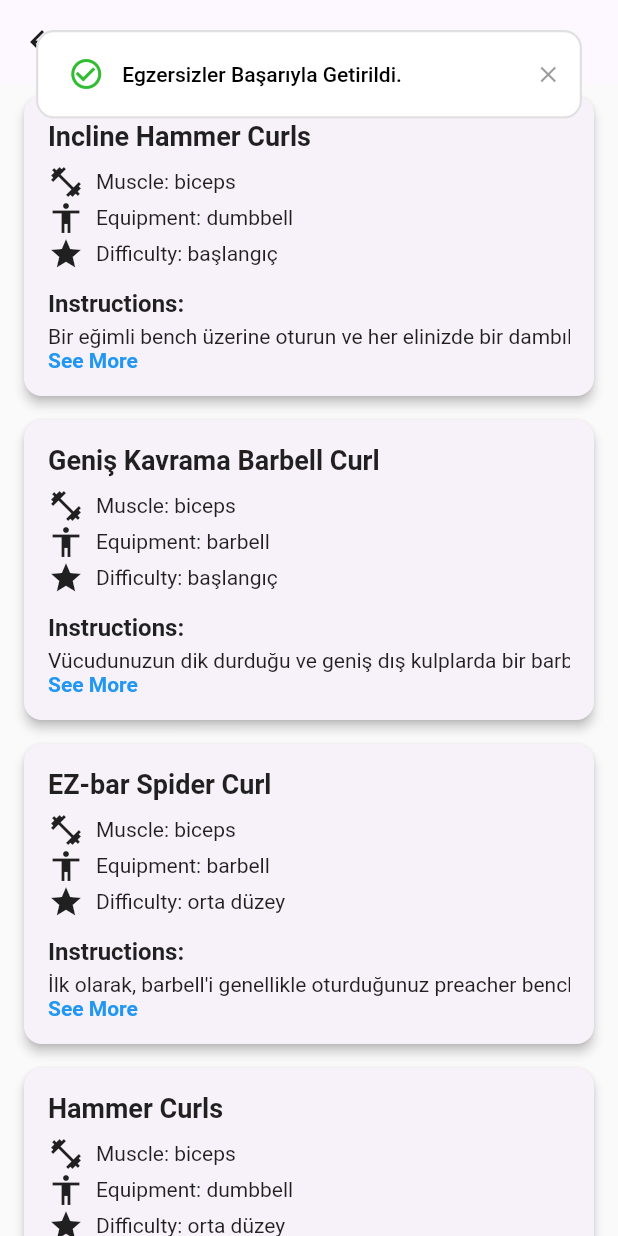
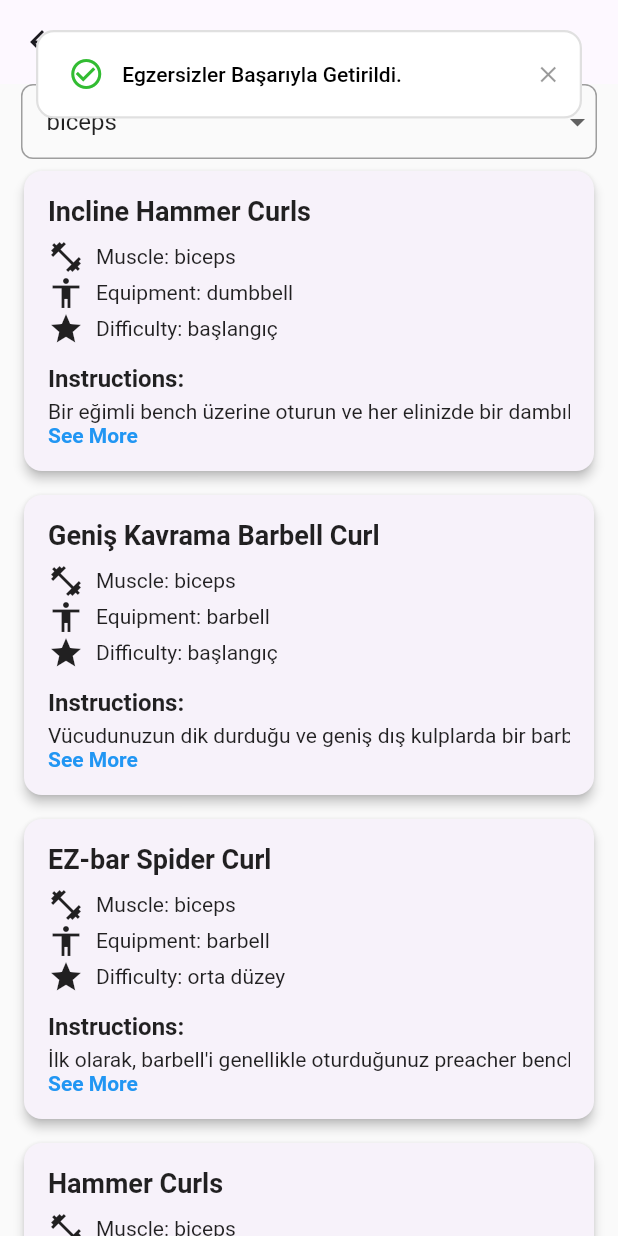
Before and after one commit to burcugulll/bitirme-projesi, a Flutter app: the EgzersizPage screen opened directly, on a phone screen of 412 x 824 dp. Run offline on Flutter 3.47's test engine with Material 2 defaults, Android fonts, the phone set to English and light mode, and no system bars; our stand-ins replace firebase_auth, firebase_core, firebase_storage, google_sign_in, image_picker, toastification; accounts and stored records are empty.

Commit message:
egzersizler sayfasına select-box eklemdi

```diff
--- a/lib/screens/gunluk/egzersiz.dart
+++ b/lib/screens/gunluk/egzersiz.dart
@@ -44,48 +44,14 @@ class ExerciseModel {
 
 class _EgzersizPageState extends State<EgzersizPage> {
   List<ExerciseModel> exerciseList = <ExerciseModel>[];
-  bool isLoading = true; // Yeni bir isLoading durumu ekledik.
-  String exercise = "biceps";
-
-/*
-  Future<void> _fetchExerciseData() async {
-    String muscle = Uri.encodeQueryComponent("triceps");
-    String apiUrl = "https://api.api-ninjas.com/v1/exercises?muscle=$muscle";
-
-    var headers = {
-      'X-Api-Key': '64LlWR1Gr/Dw2iF46o505Q==KZL1aOjWVRX1pfrl',
-    };
-
-    try {
-      final response = await http.get(Uri.parse(apiUrl), headers: headers);
-
-      if (response.statusCode == 200) {
-        List<dynamic> data = json.decode(response.body);
-        List<ExerciseModel> updatedExerciseList =
-            data.map((exercise) => ExerciseModel.fromJson(exercise)).toList();
-
-        setState(() {
-          exerciseList = updatedExerciseList;
-          isLoading =
-              false; // Loading tamamlandığında isLoading durumunu güncelledik.
-        });
-
-        print("başarılı");
-        AlertMessage(
-            alertType: ToastificationType.success,
-            message: "Egzersizler Başarıyla Getirildi.",
-            context: context);
-      } else {
-        print('HTTP isteği başarısız oldu: ${response.statusCode}');
-        isLoading = false; // Hata durumunda da isLoading durumunu güncelledik.
-      }
-    } catch (error) {
-      print('Hata oluştu: $error');
-
-      isLoading = false; // Hata durumunda da isLoading durumunu güncelledik.
-    }
-  }
-*/
+  bool isLoading = true;
+  String selectedExercise = "biceps"; // Default selected exercise
+  List<String> exercises = [
+    "biceps",
+    "abdominals",
+    "chest",
+    "calves"
+  ]; // Add other exercises as needed
 
   Future<void> _fetchExerciseData({required exercise}) async {
     try {
@@ -115,7 +81,7 @@ class _EgzersizPageState extends State<EgzersizPage> {
   @override
   void initState() {
     super.initState();
-    _fetchExerciseData(exercise: exercise);
+    _fetchExerciseData(exercise: selectedExercise);
   }
 
   @override
@@ -124,7 +90,48 @@ class _EgzersizPageState extends State<EgzersizPage> {
       appBar: AppBar(
         title: const Text('Egzersiz Sayfası'),
       ),
-      body: isLoading
+      body: Column(
+        children: [
+          // Dropdown to select exercises
+          Padding(
+            padding: const EdgeInsets.symmetric(horizontal: 14),
+            child: Container(
+              width: double.infinity, // Make the container full width
+              decoration: BoxDecoration(
+                border:
+                    Border.all(color: Colors.grey), // Add border for styling
+                borderRadius:
+                    BorderRadius.circular(8.0), // Add border radius for styling
+              ),
+              child: DropdownButton<String>(
+                isExpanded: true, // Make the dropdown button full width
+                value: selectedExercise,
+                onChanged: (String? newValue) {
+                  setState(() {
+                    selectedExercise = newValue!;
+                    isLoading = true;
+                  });
+                  _fetchExerciseData(exercise: selectedExercise);
+                },
+                items: exercises.map<DropdownMenuItem<String>>((String value) {
+                  return DropdownMenuItem<String>(
+                    value: value,
+                    child: Padding(
+                      padding: const EdgeInsets.symmetric(horizontal: 16.0),
+                      child: Text(value),
+                    ),
+                  );
+                }).toList(),
+                style: TextStyle(
+                    fontSize: 16.0,
+                    color: Colors.black87), // Customize text style
+                underline: Container(), // Remove the default underline
+              ),
+            ),
+          ),
+
+          Expanded(
+            child: isLoading
                 ? Center(
                     child: CircularProgressIndicator(),
                   )
@@ -141,6 +148,9 @@ class _EgzersizPageState extends State<EgzersizPage> {
                           );
                         },
                       ),
+          ),
+        ],
+      ),
     );
   }
 }
--- a/pubspec.yaml
+++ b/pubspec.yaml
@@ -27,6 +27,7 @@ dependencies:
   http: ^1.1.0
   webview_flutter: ^4.4.2
   toastification: ^1.1.0
+  dropdown_button2: ^2.3.9
 
 dev_dependencies:
   flutter_test:
@@ -56,6 +57,9 @@ flutter:
     - assets/images/ayniyemekler.jpg
     - assets/images/anasayfa.jpg
     - assets/exercises/biceps.json
+    - assets/exercises/abdominals.json
+    - assets/exercises/chest.json
+    - assets/exercises/calves.json
 
   #   - images/a_dot_ham.jpeg
 
```
Also changed, not shown: pubspec.lock. Lines whose indentation alone changed are shown as unchanged.
